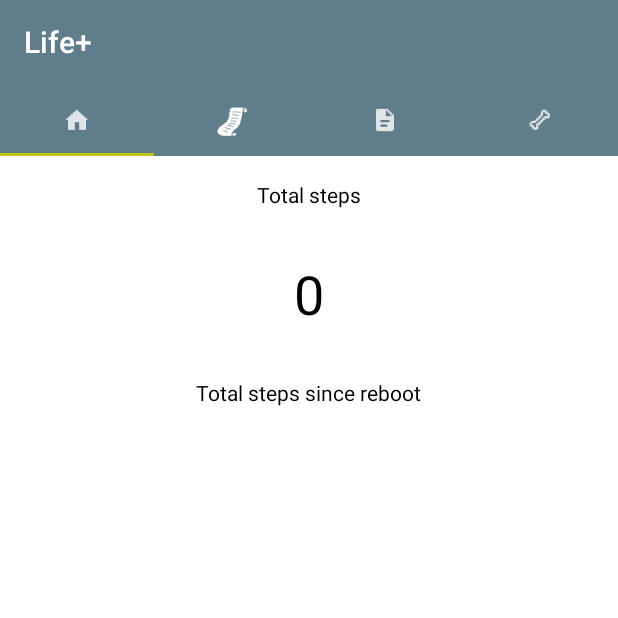
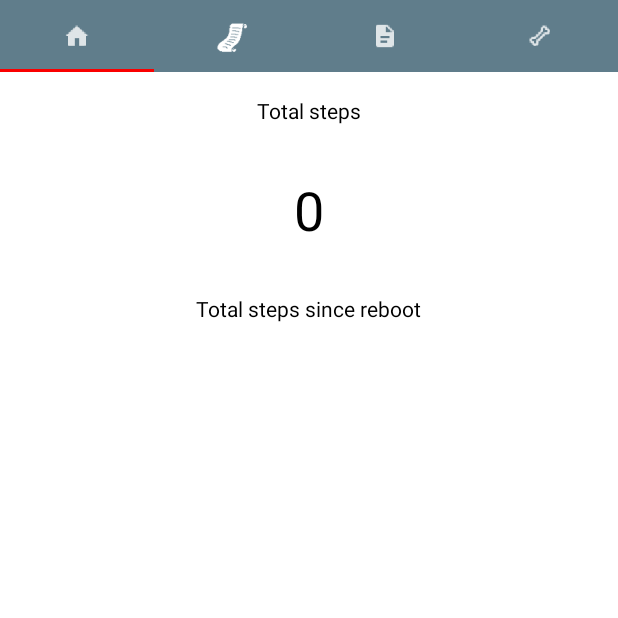
Before and after one commit to fyyhr/DNF, an Android app: the screen it shows after launch (MainActivity), on a phone screen of 412 x 824 dp, the top half of it. Run offline under Robolectric (Android 15) with nearby library versions, the phone set to English and light mode, and no system bars; libraries missing offline, so code that uses them is left out: com.akexorcist.roundcornerprogressbar; 5 statements that could not run were skipped.

Commit message:
- removed title bar (looks strange, may rollback on this one) = changed tab selection indicator to RED for visibility

```diff
--- a/app/src/main/java/com/example/darkdark/app/MainActivity.java
+++ b/app/src/main/java/com/example/darkdark/app/MainActivity.java
@@ -84,7 +84,7 @@ public class MainActivity extends AppCompatActivity/*FragmentActivity*/ implemen
     @Override
     protected void onCreate(Bundle savedInstanceState) {
 
-        setTheme(R.style.AppTheme);
+
         super.onCreate(savedInstanceState);
 //        if (savedInstanceState != null)
 //        {
@@ -92,8 +92,8 @@ public class MainActivity extends AppCompatActivity/*FragmentActivity*/ implemen
 //        }
         setContentView(R.layout.fragment_main);//changed from activity_main cause it was just calling fragment_main anyway
 
-        mToolbar = (Toolbar) findViewById(R.id.appbar);
-        setSupportActionBar(mToolbar);
+        //mToolbar = (Toolbar) findViewById(R.id.appbar);
+        //setSupportActionBar(mToolbar);
 
         mAdapter = new MyPagerAdapter(getSupportFragmentManager());
         mTabLayout = (TabLayout) findViewById(R.id.tab_layout);
--- a/app/src/main/res/layout/fragment_main.xml
+++ b/app/src/main/res/layout/fragment_main.xml
@@ -5,7 +5,7 @@
     xmlns:app="http://schemas.android.com/apk/res-auto"
    android:orientation="vertical"
     tools:context=".MainActivityFragment"
-    android:background="#BBBB00"
+    android:background="#C00000"
     android:id="@+id/mainthing"
 
     >
@@ -16,17 +16,6 @@
     <!--android:paddingBottom="@dimen/activity_vertical_margin"-->
 
 
-
-
-     <android.support.v7.widget.Toolbar
-         android:id="@+id/appbar"
-         android:layout_width="match_parent"
-         android:layout_height="wrap_content"
-         android:background="@color/colorPrimary"
-         android:minHeight="?attr/actionBarSize"
-         app:theme="@style/ThemeOverlay.AppCompat.Dark.ActionBar"
-
-         />
     <!--makes the tab under the action bar-->
     <android.support.design.widget.TabLayout
         android:id="@+id/tab_layout"
--- a/app/src/main/res/values/colors.xml
+++ b/app/src/main/res/values/colors.xml
@@ -3,7 +3,7 @@
     <color name="colorPrimary">#607D8B</color>
     <color name="colorPrimaryDark">#455A64</color>
     <color name="colorPrimaryLight">#CFD8DC</color>
-    <color name="colorAccent">#BFC107</color>
+    <color name="colorAccent">#FA0000</color>
     <color name="colorTextPrimary">#212121</color>
     <color name="colorTextSecondary">#727272</color>
 
--- a/app/src/main/res/values/styles.xml
+++ b/app/src/main/res/values/styles.xml
@@ -3,7 +3,6 @@
     <!-- Base application theme. -->
     <style name="AppTheme" parent="Theme.AppCompat.Light.NoActionBar">
         <!-- Customize your theme here. -->
-        <item name="windowNoTitle">true</item>
         <item name="colorPrimaryDark">@color/colorPrimaryDark</item>
         <item name="colorPrimary">@color/colorPrimary</item>
         <item name="colorAccent">@color/colorAccent</item>
```
